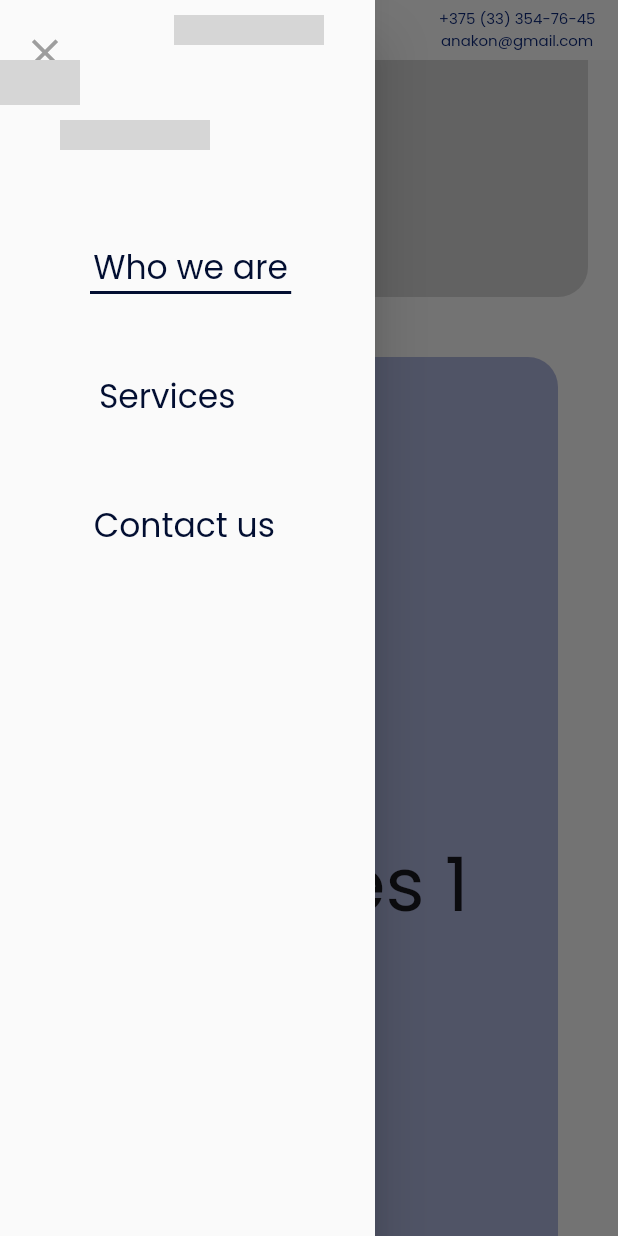
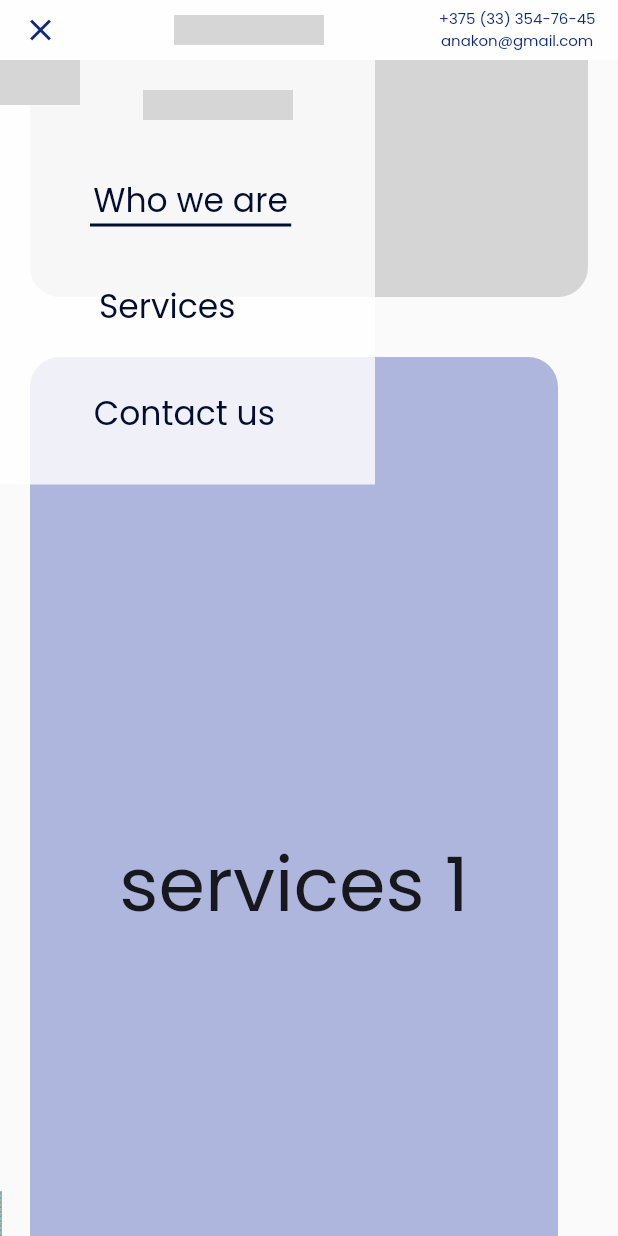
Before and after one commit to kelidon/anakonProject, a Flutter app: the screen it shows after launch, scrolled down 576 dp, after a tap on the "menu" icon, on a phone screen of 412 x 824 dp. Run offline on Flutter 3.47's test engine with Material 2 defaults, Android fonts, the phone set to English and light mode, and no system bars; drawn by our look-alikes of carousel_slider, video_player; our stand-ins replace flutter_bloc, flutter_svg; missing offline and left inert: dart:html; network calls fail; grey boxes are pictures that could not be loaded.

Commit message:
Change drawer to menu

```diff
--- /dev/null
+++ b/lib/bloc/drawer/menu_bloc.dart
@@ -0,0 +1,10 @@
+import 'package:flutter_bloc/flutter_bloc.dart';
+
+class MenuBloc extends Bloc<bool, bool> {
+  MenuBloc() : super(false);
+
+  @override
+  Stream<bool> mapEventToState(bool isEnabled) async* {
+    yield isEnabled;
+  }
+}
--- a/lib/main.dart
+++ b/lib/main.dart
@@ -1,9 +1,11 @@
 import 'dart:developer';
+import 'dart:html';
 
 import 'package:anakonProject/bloc/drawer/drawer_bloc.dart';
+import 'package:anakonProject/bloc/drawer/menu_bloc.dart';
 import 'package:anakonProject/bloc/metrics/metrics_bloc.dart';
 import 'package:anakonProject/widgets/app_bar/app_bar_widget.dart';
-import 'package:anakonProject/widgets/app_bar/drawer_widget.dart';
+import 'package:anakonProject/widgets/app_bar/menu_widget.dart';
 import 'package:anakonProject/widgets/content/content_widget.dart';
 import 'package:flutter/material.dart';
 import 'package:flutter_bloc/flutter_bloc.dart';
@@ -23,6 +25,9 @@ class Application extends StatelessWidget {
         ),
         BlocProvider<MetricsBloc>(
           create: (_) => MetricsBloc(),
+        ),
+        BlocProvider<MenuBloc>(
+          create: (_) => MenuBloc(),
         ),
       ],
       child: MaterialApp(
@@ -55,8 +60,10 @@ class _ApplicationPageState extends State<ApplicationPage> {
   Future<void> _initializeVideoPlayerFutureHorizontal;
 
   _mainScrollListener() {
+    if(_towerController.hasClients && _blurController.hasClients) {
       _towerController.jumpTo(_mainController.offset * 0.1);
       _blurController.jumpTo(_mainController.offset * 0.03);
+    }
   }
 
   @override
@@ -68,7 +75,8 @@ class _ApplicationPageState extends State<ApplicationPage> {
     _controller = VideoPlayerController.asset("assets/video/tower.mp4");
     _initializeVideoPlayerFuture = _controller.initialize();
 
-    _controllerHorizontal = VideoPlayerController.asset("assets/video/tower.mp4");
+    _controllerHorizontal =
+        VideoPlayerController.asset("assets/video/tower.mp4");
     _initializeVideoPlayerFutureHorizontal = _controller.initialize();
 
     WidgetsBinding.instance.addPostFrameCallback((timeStamp) {
@@ -93,8 +101,9 @@ class _ApplicationPageState extends State<ApplicationPage> {
     print("width: ${MediaQuery.of(context).size.width}");
     context.bloc<MetricsBloc>().add(isMouse ? Metrics.BIG : Metrics.SMALL);
 
-    Widget _buildTower(){
-      return isMouse?Container(
+    Widget _buildTower() {
+      return isMouse
+          ? Container(
               width: MediaQuery.of(context).size.width * 0.2,
               child: Stack(
                 children: [
@@ -102,10 +111,12 @@ class _ApplicationPageState extends State<ApplicationPage> {
                       controller: _towerController,
                       child: BlocBuilder<MetricsBloc, Metrics>(
                           builder: (context, state) {
-                    if(state == Metrics.BIG){
+                        if (state == Metrics.BIG) {
                           _initializeVideoPlayerFuture = null;
-                        _initializeVideoPlayerFuture = _controller.initialize();
-                        WidgetsBinding.instance.addPostFrameCallback((timeStamp) {
+                          _initializeVideoPlayerFuture =
+                              _controller.initialize();
+                          WidgetsBinding.instance
+                              .addPostFrameCallback((timeStamp) {
                             _controller.setVolume(0);
                             _controller.play();
                             _controller.setLooping(true);
@@ -114,7 +125,8 @@ class _ApplicationPageState extends State<ApplicationPage> {
                         return FutureBuilder(
                             future: _initializeVideoPlayerFuture,
                             builder: (context, snapshot) {
-                          if (snapshot.connectionState == ConnectionState.done) {
+                              if (snapshot.connectionState ==
+                                  ConnectionState.done) {
                                 return AspectRatio(
                                   aspectRatio: _controller.value.aspectRatio,
                                   child: VideoPlayer(_controller),
@@ -123,85 +135,90 @@ class _ApplicationPageState extends State<ApplicationPage> {
                                 return Container();
                               }
                             });
-                  }
-                )),
+                      })),
                   Column(
                     mainAxisAlignment: MainAxisAlignment.end,
                     children: [
                       Container(
                         height: 70,
-                  width: MediaQuery.of(context).size.width*0.2,
+                        width: MediaQuery.of(context).size.width * 0.2,
                         color: Colors.white,
-                  child: FittedBox(fit:BoxFit.contain,child: Text("ANAKON", style: TextStyle( color: Color(0xFF0B277A)),)),
+                        child: FittedBox(
+                            fit: BoxFit.contain,
+                            child: Text(
+                              "ANAKON",
+                              style: TextStyle(color: Color(0xFF0B277A)),
+                            )),
                       ),
                     ],
                   )
                 ],
               ),
-      ):Container(
-        margin: EdgeInsets.only(top:40),
+            )
+          : Container(
+              margin: EdgeInsets.only(top: 40),
               alignment: Alignment.topLeft,
               height: 30,
               child: SingleChildScrollView(
                 scrollDirection: Axis.horizontal,
                 physics: NeverScrollableScrollPhysics(),
-          child:
-          BlocBuilder<MetricsBloc, Metrics>(
+                child: BlocBuilder<MetricsBloc, Metrics>(
                     builder: (context, state) {
-              if(state == Metrics.SMALL){
+                  if (state == Metrics.SMALL) {
                     _initializeVideoPlayerFutureHorizontal = null;
-                _initializeVideoPlayerFutureHorizontal = _controllerHorizontal.initialize();
+                    _initializeVideoPlayerFutureHorizontal =
+                        _controllerHorizontal.initialize();
                     WidgetsBinding.instance.addPostFrameCallback((timeStamp) {
                       _controllerHorizontal.setVolume(0);
                       _controllerHorizontal.play();
                       _controllerHorizontal.setLooping(true);
                     });
                   }
-              return
-                FutureBuilder(
+                  return FutureBuilder(
                       future: _initializeVideoPlayerFutureHorizontal,
                       builder: (context, snapshot) {
                         if (snapshot.connectionState == ConnectionState.done) {
                           return AspectRatio(
-                        aspectRatio: _controllerHorizontal.value.aspectRatio,
+                            aspectRatio:
+                                _controllerHorizontal.value.aspectRatio,
                             child: VideoPlayer(_controllerHorizontal),
                           );
                         } else {
                           return Container();
                         }
                       });
-            }
-          ),
-        )
-      );
+                }),
+              ));
     }
 
     Widget _buildBlur(){
       return isMouse?Container(
         alignment: Alignment.topRight,
-        width: MediaQuery.of(context).size.width * 0.1,
         child: SingleChildScrollView(
           controller: _blurController,
-          child: Image.asset("assets/images/blur.jpg"),
+          child: Image(image: AssetImage("assets/images/blur.jpg"), width: MediaQuery.of(context).size.width * 0.1, fit: BoxFit.fitWidth,),
         ),
       ):Container(
         alignment: Alignment.bottomLeft,
-        height: 30,
+
         child: SingleChildScrollView(
+          scrollDirection: Axis.horizontal,
           physics: NeverScrollableScrollPhysics(),
-          child: Image.asset("assets/images/blur.jpg"),
+          child: Image.asset("assets/images/blur.jpg", height: 30,fit: BoxFit.fitHeight,),
         ),
       );
     }
 
-    Widget _buildBackground(){
-      return isMouse?Row(
+    Widget _buildBackground() {
+      return isMouse
+          ? Row(
               children: [
                 _buildTower(),
                 Spacer(),
                 _buildBlur(),
               ],
-      ):Column(
+            )
+          : Column(
               children: [
                 _buildTower(),
                 Spacer(),
@@ -209,20 +226,23 @@ class _ApplicationPageState extends State<ApplicationPage> {
               ],
             );
     }
+
     return Scaffold(
       body: Stack(
         children: [
           _buildBackground(),
           Scaffold(
               backgroundColor: Colors.transparent,
-              appBar: AppBarWidget(preferredSize: Size.fromHeight(isMouse?70:40),),
-              drawer: DrawerWidget(),
+              appBar: AppBarWidget(
+                preferredSize: Size.fromHeight(isMouse ? 70 : 40),
+              ),
               body: SingleChildScrollView(
                   physics: isMouse
                       ? NeverScrollableScrollPhysics()
                       : BouncingScrollPhysics(),
                   controller: _mainController,
                   child: ContentWidget())),
+          MenuWidget()
         ],
       ),
     );
--- a/lib/widgets/app_bar/app_bar_widget.dart
+++ b/lib/widgets/app_bar/app_bar_widget.dart
@@ -1,5 +1,6 @@
 
 import 'package:anakonProject/bloc/drawer/drawer_bloc.dart';
+import 'package:anakonProject/bloc/drawer/menu_bloc.dart';
 import 'package:anakonProject/bloc/metrics/metrics_bloc.dart';
 import 'package:flutter/cupertino.dart';
 import 'package:flutter/material.dart';
@@ -24,10 +25,11 @@ class _AppBarWidgetState extends State<AppBarWidget> {
     return BlocBuilder<MetricsBloc, Metrics>(
       builder: (context, state) {
         bool isMouse = state == Metrics.BIG;
+        return BlocBuilder<MenuBloc, bool>(
+          builder: (context, isEnabled) {
             return Container(
                 padding: EdgeInsets.symmetric(horizontal: 15, vertical: 5),
                 margin: isMouse?EdgeInsets.only(right: MediaQuery.of(context).size.width*0.1, left: MediaQuery.of(context).size.width*0.2):null,
-            width: MediaQuery.of(context).size.width - 2000/MediaQuery.of(context).size.width - MediaQuery.of(context).size.width*0.1,
                 color: Colors.white.withOpacity(0.8),
                 child: Row(
                   crossAxisAlignment: CrossAxisAlignment.center,
@@ -36,15 +38,16 @@ class _AppBarWidgetState extends State<AppBarWidget> {
                       return Center(
                         child: InkWell(
                           child: Icon(
-                        Icons.menu,
+                            isEnabled?Icons.clear:Icons.menu,
                             color: Color(0xFF0B277A),
                           ),
                           onTap: () {
-                        if (Scaffold.of(context).isDrawerOpen) {
-                          Scaffold.of(context).openEndDrawer();
-                        } else {
-                          Scaffold.of(context).openDrawer();
-                        }
+                            // if (Scaffold.of(context).isDrawerOpen) {
+                            //   Scaffold.of(context).openEndDrawer();
+                            // } else {
+                            //   Scaffold.of(context).openDrawer();
+                            // }
+                            context.bloc<MenuBloc>().add(!context.bloc<MenuBloc>().state);
                           },
                         ),
                       );
@@ -52,8 +55,8 @@ class _AppBarWidgetState extends State<AppBarWidget> {
                     Spacer(),
                     ScrollButtonWidget(
                       buttonName: DrawerButtons.ABOUT_US,
-                  isDrawer: false,
                       isTitle: true,
+                      isAppBar: true,
                       onTap: (){},
                     ),
                     Spacer(),
@@ -76,4 +79,6 @@ class _AppBarWidgetState extends State<AppBarWidget> {
           }
         );
       }
+    );
   }
+}
--- a/lib/widgets/app_bar/drawer_button_widget.dart
+++ b/lib/widgets/app_bar/drawer_button_widget.dart
@@ -1,4 +1,5 @@
 import 'package:anakonProject/bloc/drawer/drawer_bloc.dart';
+import 'package:anakonProject/bloc/drawer/menu_bloc.dart';
 import 'package:anakonProject/constants/styles.dart';
 import 'package:flutter/cupertino.dart';
 import 'package:flutter/material.dart';
@@ -7,31 +8,30 @@ import 'package:flutter_svg/svg.dart';
 
 class ScrollButtonWidget extends StatefulWidget {
   final bool isTitle;
+  final bool isAppBar;
   final DrawerButtons buttonName;
   final Function onTap;
-  final bool isDrawer;
 
   const ScrollButtonWidget(
       {Key key,
       this.isTitle = false,
       this.buttonName,
-      this.onTap,
-      this.isDrawer = true})
+      this.onTap, this.isAppBar = false})
       : super(key: key);
 
   @override
   State<StatefulWidget> createState() =>
-      _ScrollButtonWidgetState(onTap, isTitle, buttonName, isDrawer);
+      _ScrollButtonWidgetState(onTap, isTitle, buttonName, isAppBar);
 }
 
 class _ScrollButtonWidgetState extends State<ScrollButtonWidget> {
   final bool isTitle;
+  final bool isAppBar;
   final DrawerButtons buttonName;
   final Function onTap;
-  final bool isDrawer;
 
   _ScrollButtonWidgetState(
-      this.onTap, this.isTitle, this.buttonName, this.isDrawer);
+      this.onTap, this.isTitle, this.buttonName, this.isAppBar);
 
   Color _color = Colors.transparent;
 
@@ -51,25 +51,22 @@ class _ScrollButtonWidgetState extends State<ScrollButtonWidget> {
             ..layout())
           .size;
       final String assetName = 'assets/images/anakon_logo.svg';
-      final Widget svg = SvgPicture.asset(assetName,
-          width: 100, height: 20, semanticsLabel: 'Acme Logo');
-      final Widget svg_net = Image.network(
+      final Widget svgLogo = Image.network(
         assetName,
         width: 100,
         height: 20,
       );
 
       return InkWell(
-        onTap: () {
-          context.bloc<DrawerBloc>().add(buttonName);
-          setState(() {});
-          onTap();
-          if (isDrawer) Navigator.of(context).pop();
-        },
+        onTap: context.bloc<MenuBloc>().state || isAppBar?() {
+      context.bloc<DrawerBloc>().add(buttonName);
+      setState(() {});
+      onTap();
+      }:null,
         child: isTitle
             ? Container(
                 child:
-                    svg_net
+                    svgLogo
               )
             : Container(
                 padding: EdgeInsets.symmetric(horizontal: 20, vertical: 10),
--- a/lib/widgets/app_bar/drawer_widget.dart
+++ /dev/null
@@ -1,72 +0,0 @@
-import 'package:anakonProject/bloc/drawer/drawer_bloc.dart';
-import 'package:flutter/cupertino.dart';
-import 'package:flutter/material.dart';
-import 'package:flutter/rendering.dart';
-
-import 'drawer_button_widget.dart';
-
-class DrawerWidget extends StatelessWidget {
-  @override
-  Widget build(BuildContext context) {
-    return Container(
-      width: 250,
-      child: Drawer(
-        child: SingleChildScrollView(
-          child: Container(
-            margin: EdgeInsets.only(left: 15, top: 20),
-            child: Column(
-              crossAxisAlignment: CrossAxisAlignment.start,
-              children: [
-                MouseRegion(
-                  cursor: SystemMouseCursors.click,
-                  child: GestureDetector(
-                    onTap: () => Navigator.of(context).pop(),
-                    child: Icon(
-                      Icons.clear,
-                      size: 30,
-                      color: Colors.grey,
-                    ),
-                  ),
-                ),
-                Container(
-                  margin: EdgeInsets.only(left: 25, top: 30),
-                  child: Column(
-                    crossAxisAlignment: CrossAxisAlignment.start,
-                    children: [
-                      ScrollButtonWidget(
-                        buttonName: DrawerButtons.ABOUT_US,
-                        isTitle: true,
-                        onTap: () {},
-                      ),
-                      SizedBox(
-                        height: 55,
-                      ),
-                      ScrollButtonWidget(
-                        buttonName: DrawerButtons.ABOUT_US,
-                        onTap: () {},
-                      ),
-                      SizedBox(
-                        height: 35,
-                      ),
-                      ScrollButtonWidget(
-                        buttonName: DrawerButtons.SERVICES,
-                        onTap: () {},
-                      ),
-                      SizedBox(
-                        height: 35,
-                      ),
-                      ScrollButtonWidget(
-                        buttonName: DrawerButtons.CONTACT_US,
-                        onTap: () {},
-                      ),
-                    ],
-                  ),
-                ),
-              ],
-            ),
-          ),
-        ),
-      ),
-    );
-  }
-}
--- /dev/null
+++ b/lib/widgets/app_bar/menu_widget.dart
@@ -0,0 +1,83 @@
+import 'package:anakonProject/bloc/drawer/drawer_bloc.dart';
+import 'package:anakonProject/bloc/drawer/menu_bloc.dart';
+import 'package:anakonProject/bloc/metrics/metrics_bloc.dart';
+import 'package:flutter/cupertino.dart';
+import 'package:flutter/material.dart';
+import 'package:flutter/rendering.dart';
+import 'package:flutter_bloc/flutter_bloc.dart';
+
+import 'drawer_button_widget.dart';
+
+class MenuWidget extends StatelessWidget {
+  @override
+  Widget build(BuildContext context) {
+    return BlocBuilder<MetricsBloc, Metrics>(
+      builder: (context, state) {
+        bool isMouse = state == Metrics.BIG;
+        return BlocBuilder<MenuBloc, bool>(
+          builder: (context, isEnabled) {
+            return AnimatedOpacity(
+              opacity: isEnabled?1:0,
+              duration: Duration(milliseconds: 300),
+              child: FittedBox(
+                fit: BoxFit.cover,
+                child: Container(
+                  width: isMouse?MediaQuery.of(context).size.width*0.2:250,
+                  color: Colors.white.withOpacity(0.8),
+                  margin: EdgeInsets.only(top: isMouse?0:40),
+                  child: Container(
+                    margin: EdgeInsets.only(left: 15, top: isMouse?20:0),
+                    child: Column(
+                      crossAxisAlignment: CrossAxisAlignment.start,
+                      children: [
+                        Container(
+                          margin: EdgeInsets.only(left: 25, top: 20),
+                          child: Column(
+                            crossAxisAlignment: CrossAxisAlignment.start,
+                            children: [
+                              Center(
+                                child: ScrollButtonWidget(
+                                  buttonName: DrawerButtons.ABOUT_US,
+                                  isTitle: true,
+                                  onTap: () => context.bloc<MenuBloc>().add(false),
+                                ),
+                              ),
+                              SizedBox(
+                                height: 30,
+                              ),
+                              ScrollButtonWidget(
+                                buttonName: DrawerButtons.ABOUT_US,
+                                onTap: () => context.bloc<MenuBloc>().add(false),
+                              ),
+                              SizedBox(
+                                height: 20,
+                              ),
+                              ScrollButtonWidget(
+                                buttonName: DrawerButtons.SERVICES,
+                                onTap: () => context.bloc<MenuBloc>().add(false),
+                              ),
+                              SizedBox(
+                                height: 20,
+                              ),
+                              ScrollButtonWidget(
+                                buttonName: DrawerButtons.CONTACT_US,
+                                onTap: () => context.bloc<MenuBloc>().add(false),
+                              ),
+                              SizedBox(
+                                height: 20,
+                              ),
+                            ],
+                          ),
+                        ),
+                      ],
+                    ),
+                  ),
+                ),
+              ),
+            );
+          }
+        );
+      }
+    );
+  }
+}
```
Lines whose indentation alone changed are shown as unchanged.
